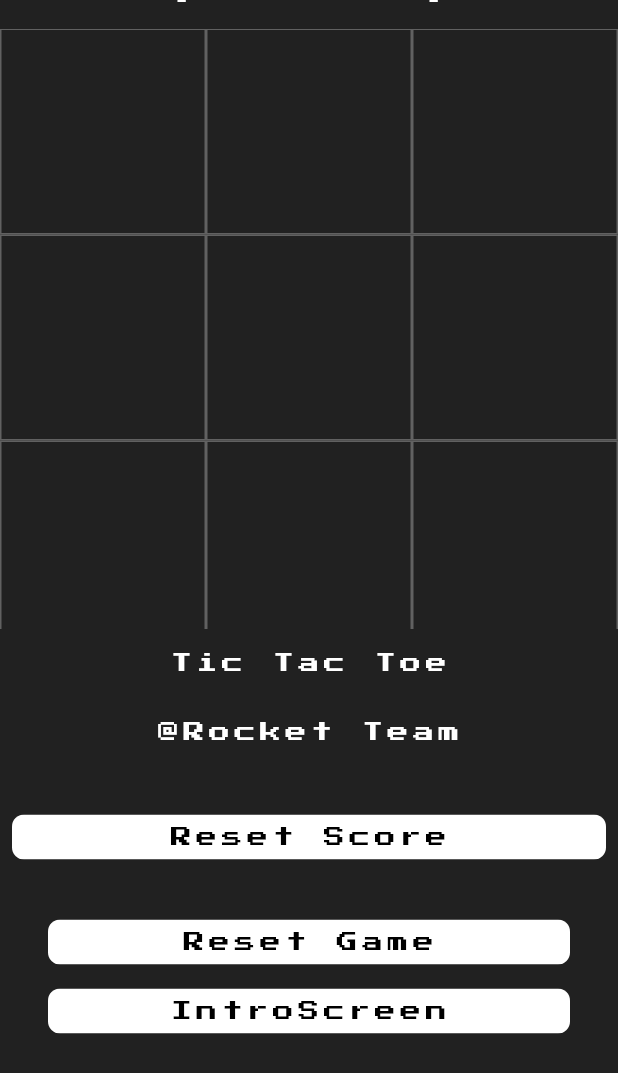
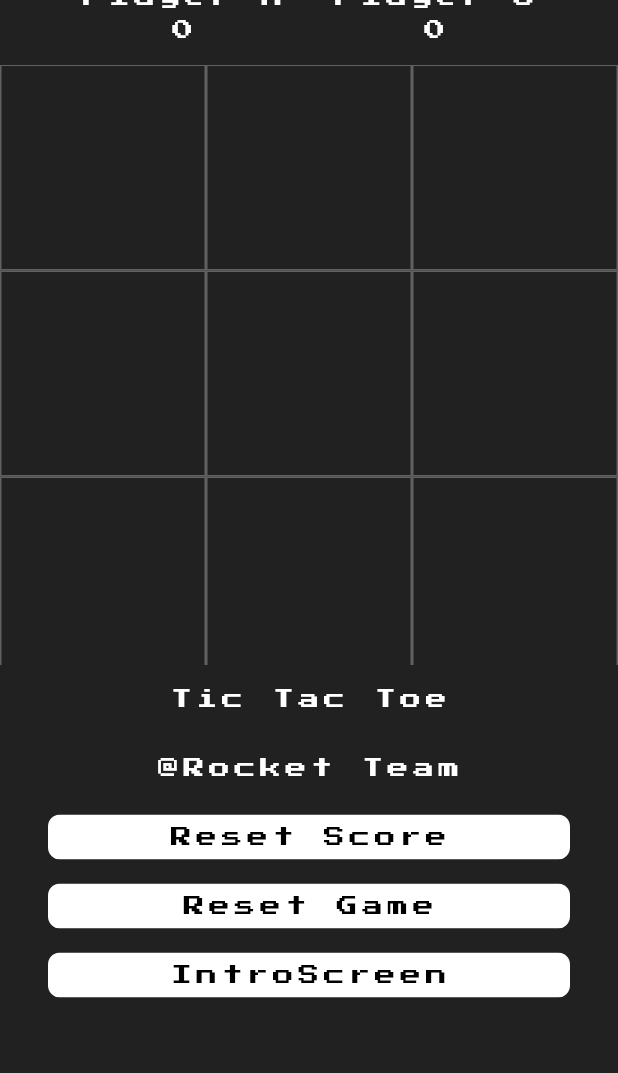
Before and after one commit to Alexyou1993/tic_tac_toe_animated, a Flutter app: the HomePage screen opened directly, scrolled down 176 dp, after a tap on "Reset Score", on a phone screen of 412 x 824 dp. Shown: the top 1073 px of the screen. Run offline on Flutter 3.47's test engine with Material 2 defaults, Android fonts, the phone set to English and light mode, and no system bars; our stand-ins replace assets_audio_player, avatar_glow, google_fonts.

Commit message:
All error fixed

```diff
--- a/lib/home_page.dart
+++ b/lib/home_page.dart
@@ -207,7 +207,7 @@
   @override
   Widget build(BuildContext context) {
     return Scaffold(
-      backgroundColor: Colors.grey[900],
+      backgroundColor: Colors.grey.shade900,
       body: SingleChildScrollView(
         child: SizedBox(
           height: 1000,
@@ -268,9 +268,7 @@
                   physics: const NeverScrollableScrollPhysics(),
                   itemBuilder: (BuildContext context, int index) {
                     return GestureDetector(
-                      onTap: () {
-                        _tapped(index);
-                      },
+                      onTap: () => _tapped(index),
                       child: Container(
                         decoration: BoxDecoration(
                             border: Border.all(color: Colors.grey[700])),
@@ -310,18 +308,19 @@
               ),
               GestureDetector(
                 onTap: () {
-                  if (pointsO != 0 || pointsX != 0) {
+                  if (pointsO != 0 || pointsX != 0)
                     setState(
                       () {
                         pointsX = 0;
                         pointsO = 0;
                       },
                     );
-                  }
                 },
                 child: Padding(
-                  padding: const EdgeInsets.only(
-                      left: 8, right: 8, bottom: 32, top: 32),
+                  padding: const EdgeInsets.symmetric(
+                    vertical: 8,
+                    horizontal: 32,
+                  ),
                   child: ClipRRect(
                     borderRadius: BorderRadius.circular(8),
                     child: Container(
```
Also changed, not shown: 2 other files.
